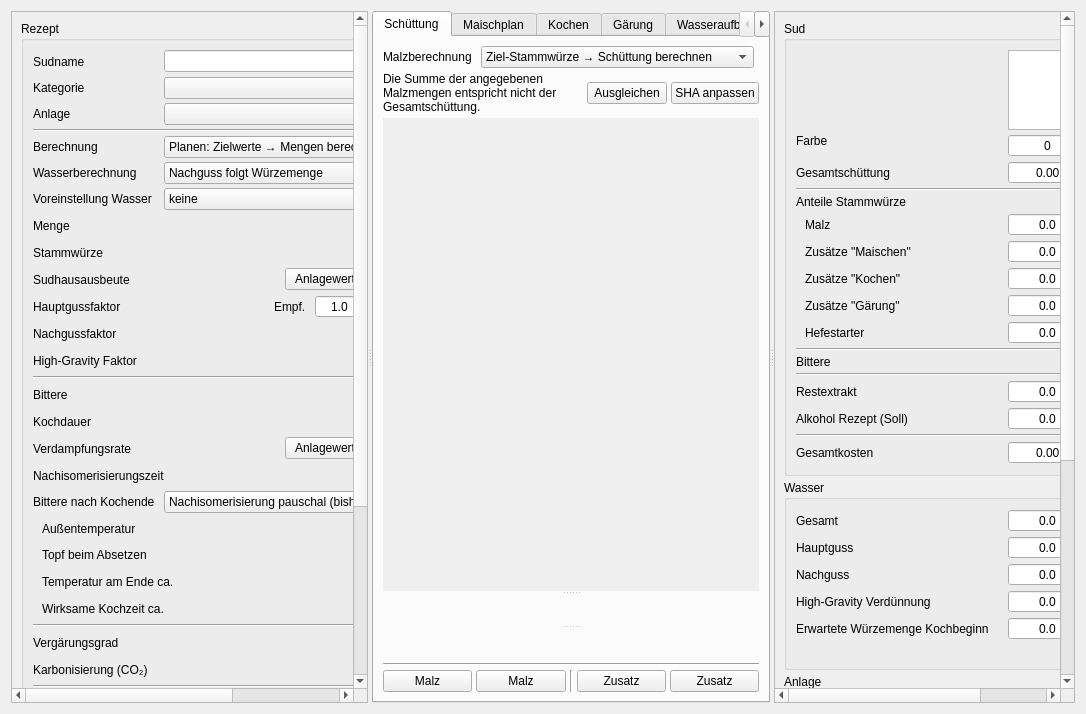
christianH1998/kleiner-brauhelfer-2, file kleiner-brauhelfer/tabrezept.ui: the form before one commit.
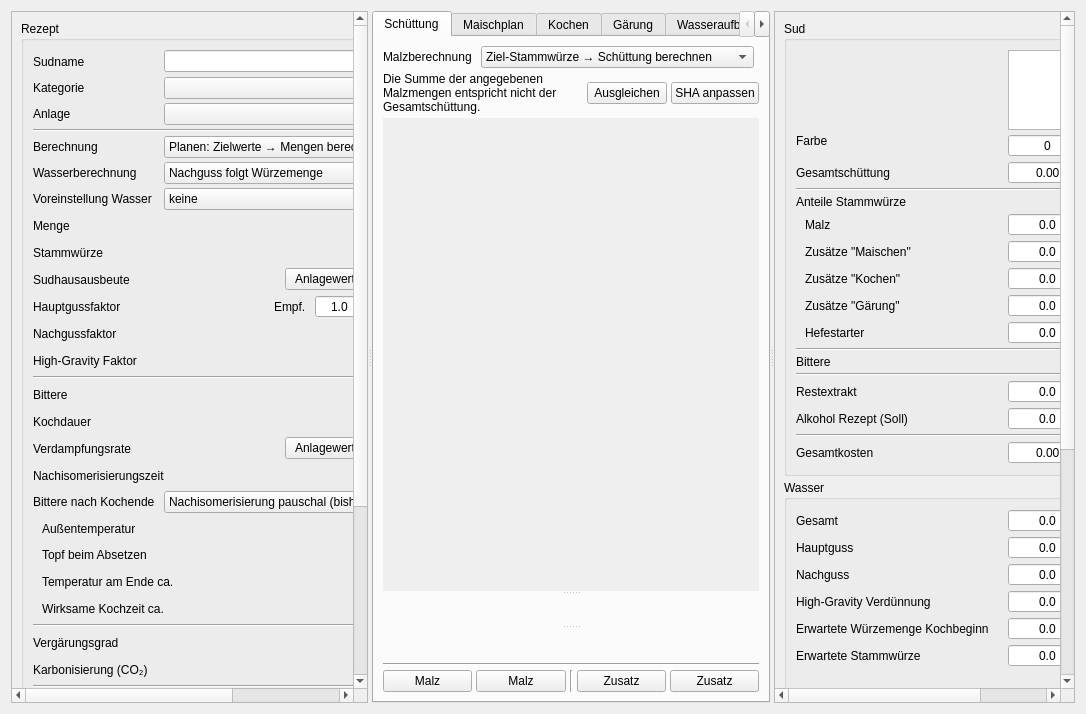
The form after the commit. Icons and pictures are not drawn. Custom widgets are drawn as their Qt base class.

Commit message: S11b: Erwartete Stammwürze bei Wasser über Faktoren

```diff
--- a/kleiner-brauhelfer/tabrezept.ui
+++ b/kleiner-brauhelfer/tabrezept.ui
@@ -3869,8 +3869,56 @@
                 </property>
                </widget>
               </item>
-              <item row="1" column="0" colspan="4">
+              <item row="1" column="0">
+               <widget class="QLabel" name="lblSWErwartet">
+                <property name="text">
+                 <string>Erwartete Stammwürze</string>
+                </property>
+               </widget>
+              </item>
+              <item row="1" column="2">
+               <widget class="DoubleSpinBoxSud" name="tbSWErwartet">
+                <property name="minimumSize">
+                 <size>
+                  <width>80</width>
+                  <height>0</height>
+                 </size>
+                </property>
+                <property name="toolTip">
+                 <string>&lt;html&gt;&lt;head/&gt;&lt;body&gt;&lt;p&gt;&lt;b&gt;Berechnet:&lt;/b&gt; Stammwürze, die sich mit dem Wasser aus Haupt- und Nachgussfaktor voraussichtlich ergibt (Schüttung und Sudhausausbeute wie im Rezept, Menge aus der erwarteten Würzemenge). Mehr Wasser = mehr, aber dünnere Würze.&lt;/p&gt;&lt;p&gt;Das Rezept (Stammwürze, Menge, Schüttung) wird dadurch nicht verändert. Soll die Stammwürze dem Wasser folgen, die Berechnung „Rezept nachbrauen“ wählen.&lt;/p&gt;&lt;/body&gt;&lt;/html&gt;</string>
+                </property>
+                <property name="alignment">
+                 <set>Qt::AlignmentFlag::AlignCenter</set>
+                </property>
+                <property name="readOnly">
+                 <bool>true</bool>
+                </property>
+                <property name="buttonSymbols">
+                 <enum>QAbstractSpinBox::ButtonSymbols::NoButtons</enum>
+                </property>
+                <property name="decimals">
+                 <number>1</number>
+                </property>
+                <property name="maximum">
+                 <double>999.000000000000000</double>
+                </property>
+               </widget>
+              </item>
+              <item row="1" column="3">
+               <widget class="QLabel" name="lblSWErwartetEinheit">
+                <property name="text">
+                 <string notr="true">°P</string>
+                </property>
+               </widget>
+              </item>
+              <item row="2" column="0" colspan="4">
                <widget class="QLabel" name="lblWarnungWasser">
+                <property name="sizePolicy">
+                 <sizepolicy hsizetype="Expanding" vsizetype="MinimumExpanding">
+                  <horstretch>0</horstretch>
+                  <verstretch>0</verstretch>
+                 </sizepolicy>
+                </property>
                 <property name="text">
                  <string></string>
                 </property>
```
Left out of the diff: 6 changed lines with no effect on the pictures. The commit also changes 9 other files.
